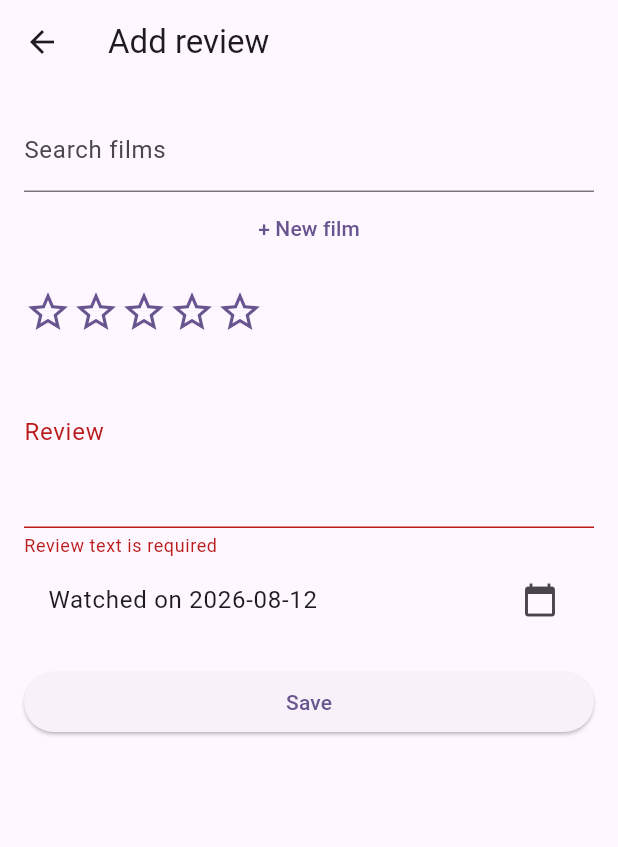
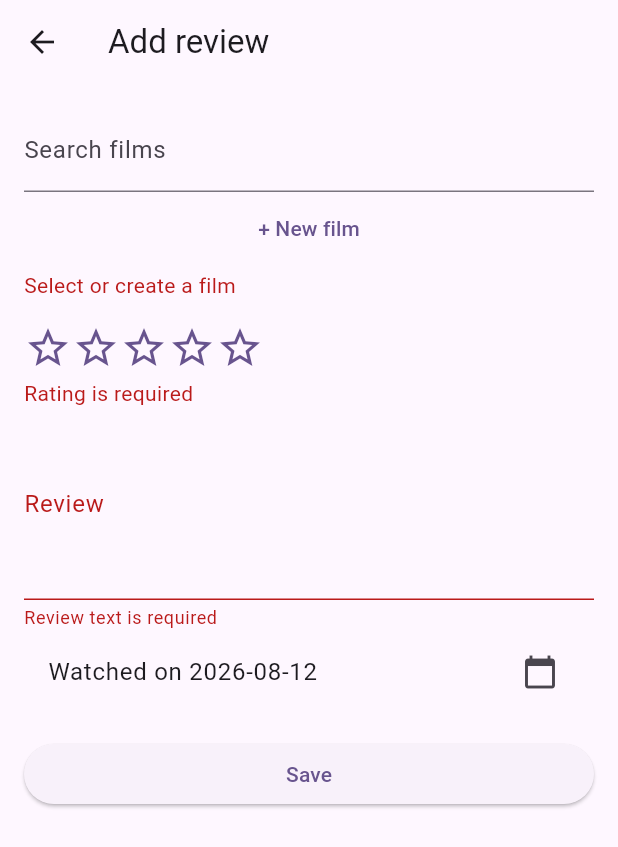
Before and after one commit to matteusgui/local_review, a Flutter app: the AddEditReviewScreen screen opened directly, after a tap on "Save", on a phone screen of 412 x 824 dp. Shown: the top 847 px of the screen. Run offline on Flutter 3.47's test engine with Material 3 defaults, Android fonts, the phone set to English and light mode, and no system bars; our stand-ins replace drift, drift_flutter, image_picker; accounts and stored records are empty; generated files the repository leaves out were written again.

Commit message:
Fix silent save no-ops, add error handling, clean up orphaned posters
Addresses the three merge-blocking findings from the final whole-branch
review:

- AddEditReviewScreen._save() silently no-op'd when no rating was set
  or no film was selected/created. Now shows inline error text after a
  save attempt, matching the spec's "inline field errors" requirement.
- FilmFieldsForm._pickPoster() had no error handling: a denied gallery
  permission or a storage failure would propagate uncaught. Picker
  failures are now swallowed (posterPath stays unchanged, per spec);
  storage failures show a SnackBar.
- Poster files were never cleaned up. FilmRepository.deleteFilm now
  deletes the film's poster file (moved here from FilmDetailScreen,
  since a widget-test cannot render a real existing poster through
  PosterThumbnail's Image.file in this environment without hanging —
  real image decode doesn't resolve under pumpAndSettle here, valid
  bytes or not. Keeping the cleanup at the repository layer makes it
  testable with a plain, non-widget test). FilmFieldsForm also deletes
  the old poster file when a film's poster is replaced.

Co-Authored-By: Claude Sonnet 5 <noreply@anthropic.com>
Claude-Session: https://claude.ai/code/session_01RUTYfBwtmUGKBMcgorpsVi

```diff
--- a/local_reviews/lib/app_repositories.dart
+++ b/local_reviews/lib/app_repositories.dart
@@ -6,10 +6,35 @@ import 'data/repositories/review_repository.dart';
 import 'services/poster_storage_service.dart';
 
 class AppRepositories extends InheritedWidget {
-  AppRepositories({super.key, required this.database, required super.child})
-      : filmRepository = FilmRepository(database),
-        reviewRepository = ReviewRepository(database),
-        posterStorageService = PosterStorageService();
+  factory AppRepositories({
+    Key? key,
+    required AppDatabase database,
+    required Widget child,
+    PosterStorageService? posterStorageService,
+  }) {
+    final resolvedPosterStorageService =
+        posterStorageService ?? PosterStorageService();
+    return AppRepositories._(
+      key: key,
+      database: database,
+      posterStorageService: resolvedPosterStorageService,
+      filmRepository: FilmRepository(
+        database,
+        posterStorageService: resolvedPosterStorageService,
+      ),
+      reviewRepository: ReviewRepository(database),
+      child: child,
+    );
+  }
+
+  const AppRepositories._({
+    super.key,
+    required this.database,
+    required this.posterStorageService,
+    required this.filmRepository,
+    required this.reviewRepository,
+    required super.child,
+  });
 
   final AppDatabase database;
   final FilmRepository filmRepository;
@@ -17,11 +42,13 @@ class AppRepositories extends InheritedWidget {
   final PosterStorageService posterStorageService;
 
   static AppRepositories of(BuildContext context) {
-    final result = context.dependOnInheritedWidgetOfExactType<AppRepositories>();
+    final result = context
+        .dependOnInheritedWidgetOfExactType<AppRepositories>();
     assert(result != null, 'No AppRepositories found in context');
     return result!;
   }
 
   @override
-  bool updateShouldNotify(AppRepositories oldWidget) => database != oldWidget.database;
+  bool updateShouldNotify(AppRepositories oldWidget) =>
+      database != oldWidget.database;
 }
--- a/local_reviews/lib/data/repositories/film_repository.dart
+++ b/local_reviews/lib/data/repositories/film_repository.dart
@@ -1,5 +1,6 @@
 import 'package:drift/drift.dart';
 
+import '../../services/poster_storage_service.dart';
 import '../database.dart';
 
 class FilmWithGenres {
@@ -10,9 +11,11 @@ class FilmWithGenres {
 }
 
 class FilmRepository {
-  FilmRepository(this._db);
+  FilmRepository(this._db, {PosterStorageService? posterStorageService})
+    : _posterStorageService = posterStorageService ?? PosterStorageService();
 
   final AppDatabase _db;
+  final PosterStorageService _posterStorageService;
 
   Stream<List<Genre>> watchAllGenres() => _db.select(_db.genres).watch();
 
@@ -22,15 +25,18 @@ class FilmRepository {
     return query.watch().asyncMap((films) async {
       final result = <FilmWithGenres>[];
       for (final film in films) {
-        result.add(FilmWithGenres(film: film, genres: await _genresForFilm(film.id)));
+        result.add(
+          FilmWithGenres(film: film, genres: await _genresForFilm(film.id)),
+        );
       }
       return result;
     });
   }
 
   Future<FilmWithGenres?> getFilmById(int id) async {
-    final film = await (_db.select(_db.films)..where((f) => f.id.equals(id)))
-        .getSingleOrNull();
+    final film = await (_db.select(
+      _db.films,
+    )..where((f) => f.id.equals(id))).getSingleOrNull();
     if (film == null) return null;
     return FilmWithGenres(film: film, genres: await _genresForFilm(id));
   }
@@ -38,8 +44,7 @@ class FilmRepository {
   Future<List<Genre>> _genresForFilm(int filmId) async {
     final query = _db.select(_db.filmGenres).join([
       innerJoin(_db.genres, _db.genres.id.equalsExp(_db.filmGenres.genreId)),
-    ])
-      ..where(_db.filmGenres.filmId.equals(filmId));
+    ])..where(_db.filmGenres.filmId.equals(filmId));
     final rows = await query.get();
     return rows.map((row) => row.readTable(_db.genres)).toList();
   }
@@ -52,12 +57,16 @@ class FilmRepository {
     List<int> genreIds = const [],
   }) {
     return _db.transaction(() async {
-      final id = await _db.into(_db.films).insert(FilmsCompanion.insert(
-            title: title,
-            year: year,
-            director: Value(director),
-            posterPath: Value(posterPath),
-          ));
+      final id = await _db
+          .into(_db.films)
+          .insert(
+            FilmsCompanion.insert(
+              title: title,
+              year: year,
+              director: Value(director),
+              posterPath: Value(posterPath),
+            ),
+          );
       await _linkGenres(id, genreIds);
       return id;
     });
@@ -80,7 +89,9 @@ class FilmRepository {
           posterPath: Value(posterPath),
         ),
       );
-      await (_db.delete(_db.filmGenres)..where((fg) => fg.filmId.equals(id))).go();
+      await (_db.delete(
+        _db.filmGenres,
+      )..where((fg) => fg.filmId.equals(id))).go();
       await _linkGenres(id, genreIds);
     });
   }
@@ -90,26 +101,34 @@ class FilmRepository {
     return _db.batch((batch) {
       batch.insertAll(
         _db.filmGenres,
-        genreIds.map((genreId) =>
-            FilmGenresCompanion.insert(filmId: filmId, genreId: genreId)),
+        genreIds.map(
+          (genreId) =>
+              FilmGenresCompanion.insert(filmId: filmId, genreId: genreId),
+        ),
       );
     });
   }
 
-  Future<void> deleteFilm(int id) =>
-      (_db.delete(_db.films)..where((f) => f.id.equals(id))).go();
+  Future<void> deleteFilm(int id) async {
+    final entry = await getFilmById(id);
+    await (_db.delete(_db.films)..where((f) => f.id.equals(id))).go();
+    final posterPath = entry?.film.posterPath;
+    if (posterPath != null) {
+      await _posterStorageService.deletePoster(posterPath);
+    }
+  }
 
   Future<int> reviewCountForFilm(int filmId) async {
-    final reviews = await (_db.select(_db.reviews)
-          ..where((r) => r.filmId.equals(filmId)))
-        .get();
+    final reviews = await (_db.select(
+      _db.reviews,
+    )..where((r) => r.filmId.equals(filmId))).get();
     return reviews.length;
   }
 
   Future<List<Film>> searchFilmsByTitle(String query) {
     final likePattern = '%$query%';
-    return (_db.select(_db.films)
-          ..where((f) => f.title.like(likePattern)))
-        .get();
+    return (_db.select(
+      _db.films,
+    )..where((f) => f.title.like(likePattern))).get();
   }
 }
--- a/local_reviews/lib/screens/reviews/add_edit_review_screen.dart
+++ b/local_reviews/lib/screens/reviews/add_edit_review_screen.dart
@@ -28,6 +28,7 @@ class AddEditReviewScreenState extends State<AddEditReviewScreen> {
   DateTime watchDate = DateTime.now();
   Film? selectedFilm;
   bool creatingNewFilm = false;
+  bool _saveAttempted = false;
 
   @override
   void initState() {
@@ -52,8 +53,10 @@ class AddEditReviewScreenState extends State<AddEditReviewScreen> {
   }
 
   Future<void> _save() async {
+    setState(() => _saveAttempted = true);
     final formValid = formKey.currentState!.validate();
-    if (!formValid || rating <= 0) return;
+    final filmSelected = creatingNewFilm || selectedFilm != null;
+    if (!formValid || rating <= 0 || !filmSelected) return;
     final repos = AppRepositories.of(context);
 
     final int filmId;
@@ -65,10 +68,8 @@ class AddEditReviewScreenState extends State<AddEditReviewScreen> {
         posterPath: newFilmController.posterPath.value,
         genreIds: newFilmController.selectedGenreIds.value.toList(),
       );
-    } else if (selectedFilm != null) {
+    } else {
       filmId = selectedFilm!.id;
-    } else {
-      return;
     }
 
     if (widget.existingReview == null) {
@@ -162,6 +163,18 @@ class AddEditReviewScreenState extends State<AddEditReviewScreen> {
                           allGenres: allGenres,
                           posterStorageService: repos.posterStorageService,
                         ),
+                      if (_saveAttempted &&
+                          !creatingNewFilm &&
+                          selectedFilm == null)
+                        Padding(
+                          padding: const EdgeInsets.only(top: 4),
+                          child: Text(
+                            'Select or create a film',
+                            style: TextStyle(
+                              color: Theme.of(context).colorScheme.error,
+                            ),
+                          ),
+                        ),
                     ] else
                       Text(
                         '${widget.preselectedFilm?.title} (${widget.preselectedFilm?.year})',
@@ -171,6 +184,16 @@ class AddEditReviewScreenState extends State<AddEditReviewScreen> {
                       rating: rating,
                       onChanged: (value) => setState(() => rating = value),
                     ),
+                    if (_saveAttempted && rating <= 0)
+                      Padding(
+                        padding: const EdgeInsets.only(top: 4),
+                        child: Text(
+                          'Rating is required',
+                          style: TextStyle(
+                            color: Theme.of(context).colorScheme.error,
+                          ),
+                        ),
+                      ),
                     TextFormField(
                       key: const Key('review_text_field'),
                       controller: textController,
```
Also changed, not shown: local_reviews/lib/widgets/film_fields_form.dart (+40 -11 lines), 2 other files.
